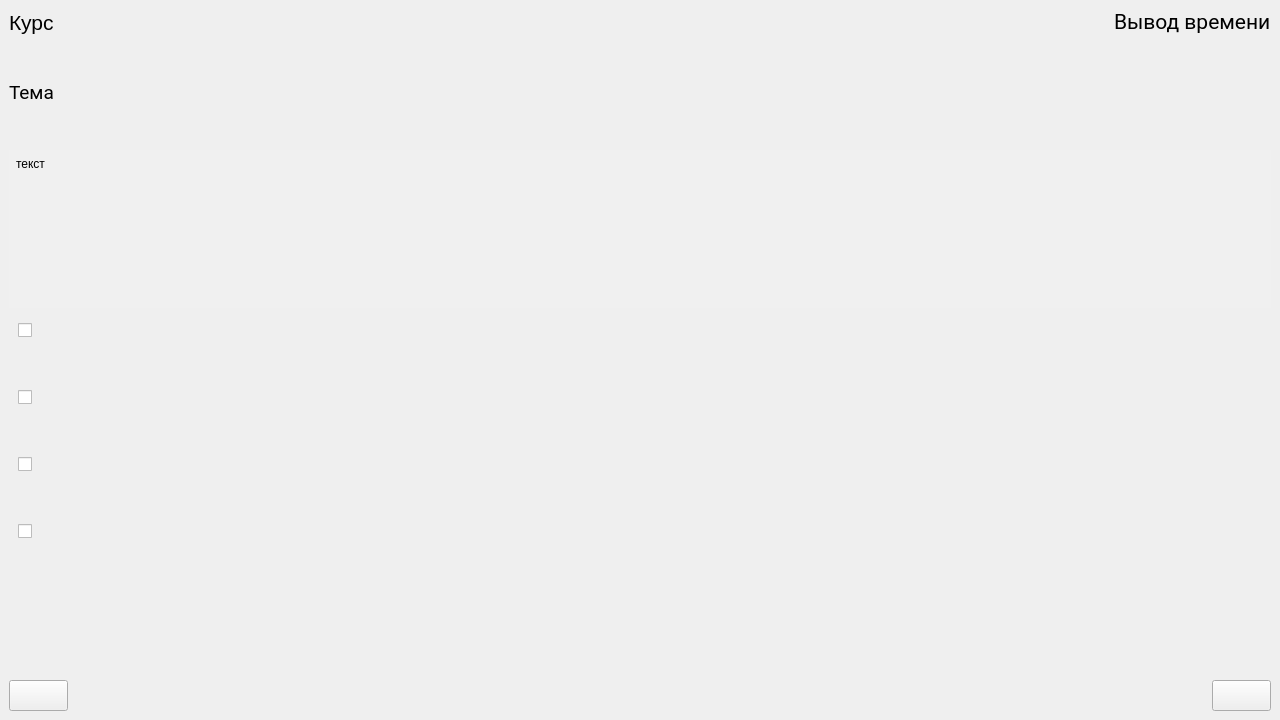
Above: testforstudent.ui from Rayzedan/SystemControlStudent before the change. Below: the same form after it.
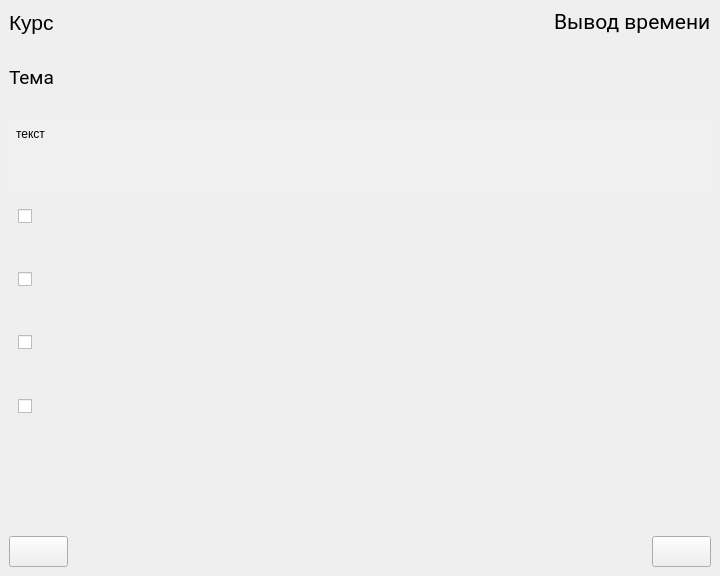
That is the form after the change. Icons and pictures are not drawn.

```diff
--- a/testforstudent.ui
+++ b/testforstudent.ui
@@ -6,14 +6,14 @@
    <rect>
     <x>0</x>
     <y>0</y>
-    <width>1280</width>
-    <height>720</height>
+    <width>720</width>
+    <height>576</height>
    </rect>
   </property>
   <property name="minimumSize">
    <size>
-    <width>1280</width>
-    <height>720</height>
+    <width>720</width>
+    <height>576</height>
    </size>
   </property>
   <property name="windowTitle">
```
